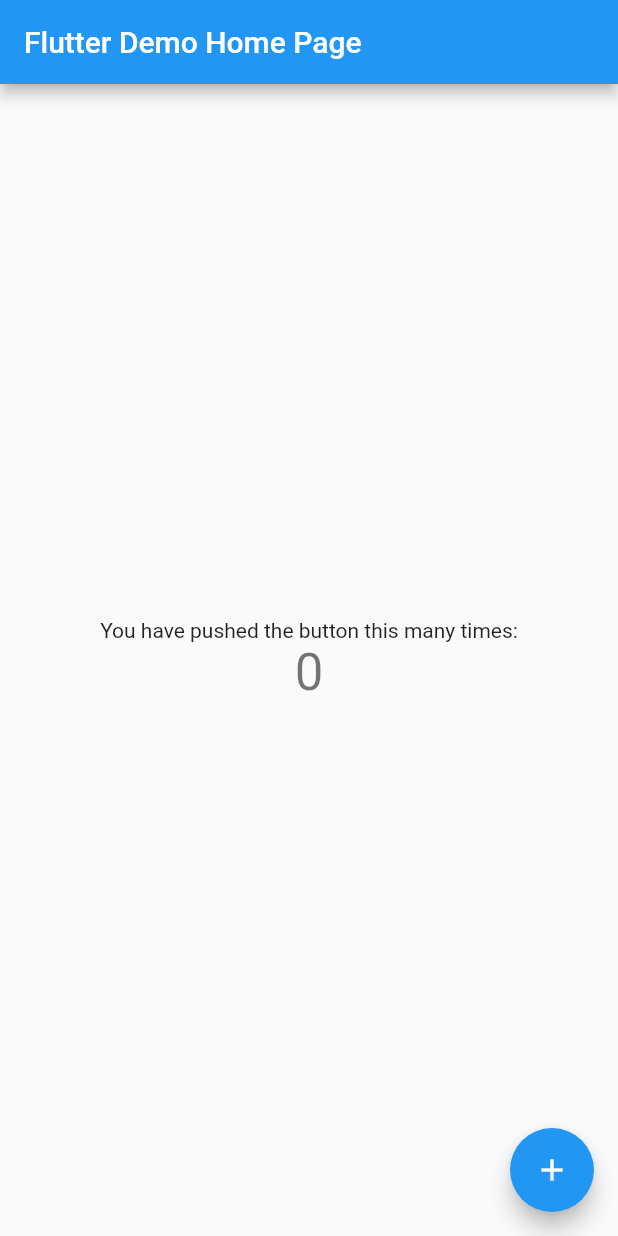
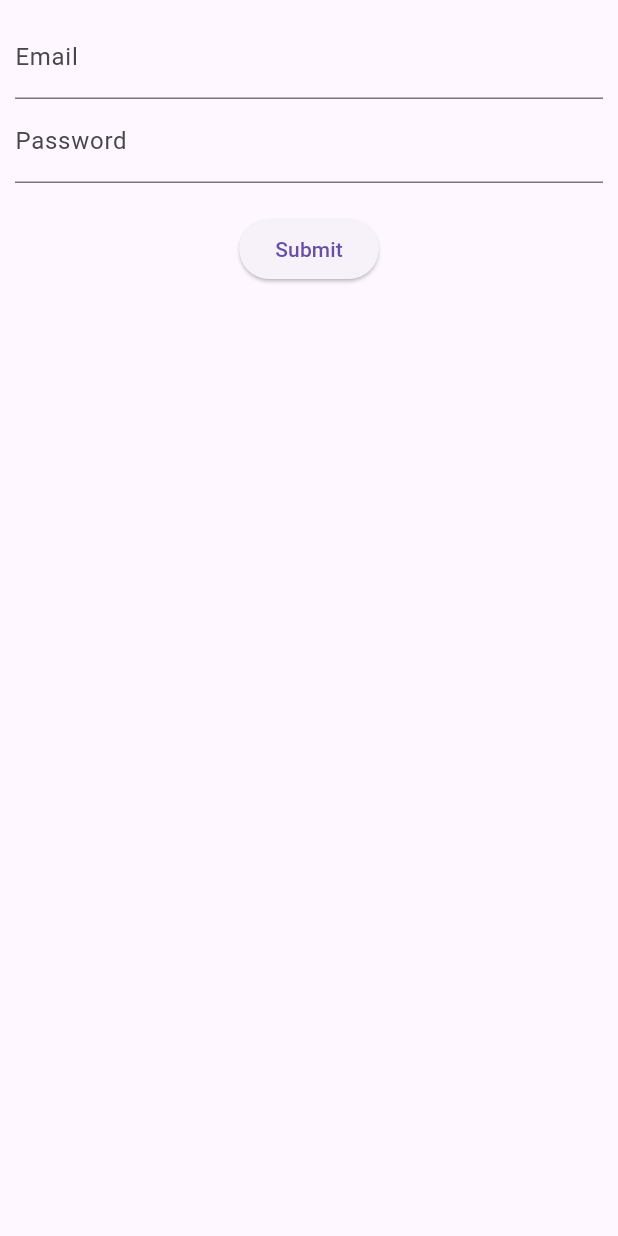
Before and after one commit to cantte/lazuli, a Flutter app: the screen it shows after launch, on a phone screen of 412 x 824 dp. Run offline on Flutter 3.47's test engine with Material 2 defaults, Android fonts, the phone set to English and light mode, and no system bars; our stand-ins replace get, supabase_flutter; accounts and stored records are empty.

```diff
--- a/lib/main.dart
+++ b/lib/main.dart
@@ -1,115 +1,28 @@
 import 'package:flutter/material.dart';
+import 'package:lazuli/src/users/screens/user_sign_up_screen.dart';
+import 'package:supabase_flutter/supabase_flutter.dart';
 
-void main() {
+Future<void> main() async {
+  await Supabase.initialize(
+      url: const String.fromEnvironment('SUPABASE_URL'),
+      anonKey: const String.fromEnvironment('SUPABASE_KEY'));
+
   runApp(const MyApp());
 }
 
 class MyApp extends StatelessWidget {
   const MyApp({super.key});
 
-  // This widget is the root of your application.
   @override
   Widget build(BuildContext context) {
     return MaterialApp(
       title: 'Flutter Demo',
       theme: ThemeData(
-        // This is the theme of your application.
-        //
-        // Try running your application with "flutter run". You'll see the
-        // application has a blue toolbar. Then, without quitting the app, try
-        // changing the primarySwatch below to Colors.green and then invoke
-        // "hot reload" (press "r" in the console where you ran "flutter run",
-        // or simply save your changes to "hot reload" in a Flutter IDE).
-        // Notice that the counter didn't reset back to zero; the application
-        // is not restarted.
-        primarySwatch: Colors.blue,
+        useMaterial3: true,
       ),
-      home: const MyHomePage(title: 'Flutter Demo Home Page'),
+      home: const Scaffold(
+        body: UserSignUpScreen(),
+      ),
     );
   }
 }
-
-class MyHomePage extends StatefulWidget {
-  const MyHomePage({super.key, required this.title});
-
-  // This widget is the home page of your application. It is stateful, meaning
-  // that it has a State object (defined below) that contains fields that affect
-  // how it looks.
-
-  // This class is the configuration for the state. It holds the values (in this
-  // case the title) provided by the parent (in this case the App widget) and
-  // used by the build method of the State. Fields in a Widget subclass are
-  // always marked "final".
-
-  final String title;
-
-  @override
-  State<MyHomePage> createState() => _MyHomePageState();
-}
-
-class _MyHomePageState extends State<MyHomePage> {
-  int _counter = 0;
-
-  void _incrementCounter() {
-    setState(() {
-      // This call to setState tells the Flutter framework that something has
-      // changed in this State, which causes it to rerun the build method below
-      // so that the display can reflect the updated values. If we changed
-      // _counter without calling setState(), then the build method would not be
-      // called again, and so nothing would appear to happen.
-      _counter++;
-    });
-  }
-
-  @override
-  Widget build(BuildContext context) {
-    // This method is rerun every time setState is called, for instance as done
-    // by the _incrementCounter method above.
-    //
-    // The Flutter framework has been optimized to make rerunning build methods
-    // fast, so that you can just rebuild anything that needs updating rather
-    // than having to individually change instances of widgets.
-    return Scaffold(
-      appBar: AppBar(
-        // Here we take the value from the MyHomePage object that was created by
-        // the App.build method, and use it to set our appbar title.
-        title: Text(widget.title),
-      ),
-      body: Center(
-        // Center is a layout widget. It takes a single child and positions it
-        // in the middle of the parent.
-        child: Column(
-          // Column is also a layout widget. It takes a list of children and
-          // arranges them vertically. By default, it sizes itself to fit its
-          // children horizontally, and tries to be as tall as its parent.
-          //
-          // Invoke "debug painting" (press "p" in the console, choose the
-          // "Toggle Debug Paint" action from the Flutter Inspector in Android
-          // Studio, or the "Toggle Debug Paint" command in Visual Studio Code)
-          // to see the wireframe for each widget.
-          //
-          // Column has various properties to control how it sizes itself and
-          // how it positions its children. Here we use mainAxisAlignment to
-          // center the children vertically; the main axis here is the vertical
-          // axis because Columns are vertical (the cross axis would be
-          // horizontal).
-          mainAxisAlignment: MainAxisAlignment.center,
-          children: <Widget>[
-            const Text(
-              'You have pushed the button this many times:',
-            ),
-            Text(
-              '$_counter',
-              style: Theme.of(context).textTheme.headline4,
-            ),
-          ],
-        ),
-      ),
-      floatingActionButton: FloatingActionButton(
-        onPressed: _incrementCounter,
-        tooltip: 'Increment',
-        child: const Icon(Icons.add),
-      ), // This trailing comma makes auto-formatting nicer for build methods.
-    );
-  }
-}
--- /dev/null
+++ b/lib/src/users/components/user_form.dart
@@ -0,0 +1,83 @@
+import 'package:flutter/material.dart';
+import 'package:get/get.dart';
+import 'package:lazuli/src/users/user_service.dart';
+
+class UserForm extends StatefulWidget {
+  const UserForm({Key? key}) : super(key: key);
+
+  @override
+  State<UserForm> createState() => _UserFormState();
+}
+
+class _UserFormState extends State<UserForm> {
+  final _formKey = GlobalKey<FormState>();
+  final service = Get.put(UserService());
+
+  final email = TextEditingController();
+  final password = TextEditingController();
+
+  @override
+  Widget build(BuildContext context) {
+    return Form(
+        key: _formKey,
+        child: Padding(
+          padding: const EdgeInsets.all(10.0),
+          child: Column(
+            children: [
+              emailField(),
+              passwordField(),
+              const SizedBox(height: 20.0),
+              submitButton(),
+            ],
+          ),
+        ));
+  }
+
+  Widget emailField() {
+    return TextFormField(
+      controller: email,
+      decoration: const InputDecoration(
+        labelText: 'Email',
+      ),
+      validator: (value) {
+        if (value == null || value.isEmpty) {
+          return 'Please enter some text';
+        }
+        return null;
+      },
+    );
+  }
+
+  Widget passwordField() {
+    return TextFormField(
+      controller: password,
+      decoration: const InputDecoration(
+        labelText: 'Password',
+      ),
+      validator: (value) {
+        if (value == null || value.isEmpty) {
+          return 'Please enter some text';
+        }
+        return null;
+      },
+    );
+  }
+
+  Widget submitButton() {
+    return ElevatedButton(
+      onPressed: () async {
+        if (_formKey.currentState!.validate()) {
+          await signUp(email.text, password.text);
+
+          email.clear();
+          password.clear();
+        }
+      },
+      child: const Text('Submit'),
+    );
+  }
+
+  Future<void> signUp(String email, String password) async {
+    await service.signUp(email, password);
+  }
+}
--- /dev/null
+++ b/lib/src/users/screens/user_sign_up_screen.dart
@@ -0,0 +1,11 @@
+import 'package:flutter/material.dart';
+import 'package:lazuli/src/users/components/user_form.dart';
+
+class UserSignUpScreen extends StatelessWidget {
+  const UserSignUpScreen({Key? key}) : super(key: key);
+
+  @override
+  Widget build(BuildContext context) {
+    return const UserForm();
+  }
+}
--- /dev/null
+++ b/lib/src/users/user_service.dart
@@ -0,0 +1,11 @@
+library users;
+
+import 'package:supabase_flutter/supabase_flutter.dart';
+
+class UserService {
+  final client = Supabase.instance.client;
+
+  Future<void> signUp(String email, String password) async {
+    await client.auth.signUp(email: email, password: password);
+  }
+}
--- a/pubspec.yaml
+++ b/pubspec.yaml
@@ -36,6 +36,8 @@ dependencies:
   # The following adds the Cupertino Icons font to your application.
   # Use with the CupertinoIcons class for iOS style icons.
   cupertino_icons: ^1.0.2
+  supabase_flutter: ^1.1.0
+  get: ^4.6.5
 
 dev_dependencies:
   flutter_test:
```
Also changed, not shown: pubspec.lock, 1 other file.
